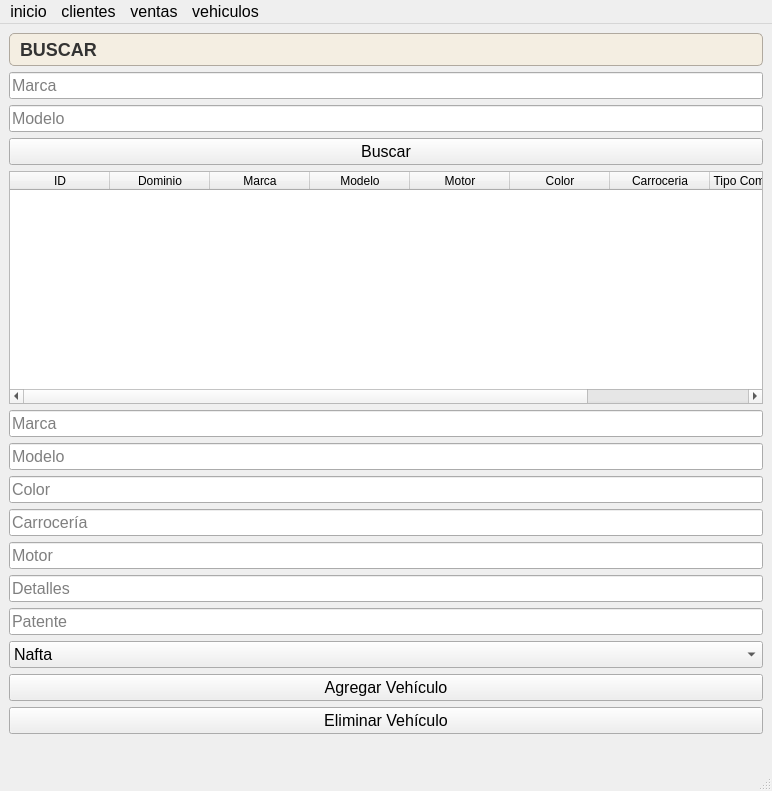
Above: src/gui/vehiculos.ui from GabrielTrejo1/Prueba before the change. Below: the same form after it.
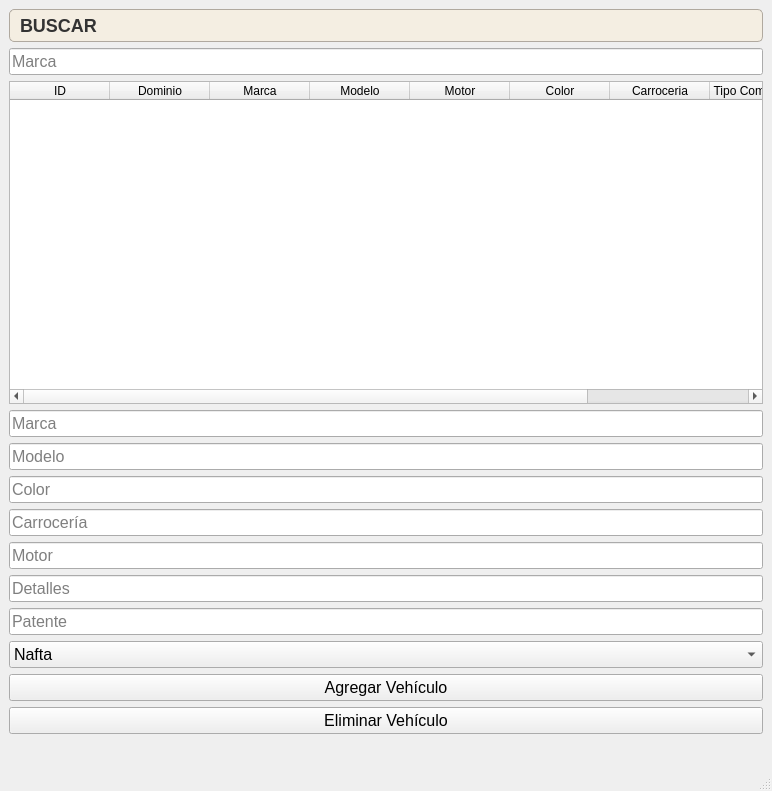
That is the form after the change.

What changed in the file:
```diff
--- a/src/gui/vehiculos.ui
+++ b/src/gui/vehiculos.ui
@@ -97,20 +97,6 @@
       </property>
      </widget>
     </item>
-    <item>
-     <widget class="QLineEdit" name="txtModelo">
-      <property name="placeholderText">
-       <string>Modelo</string>
-      </property>
-     </widget>
-    </item>
-    <item>
-     <widget class="QPushButton" name="btnBuscar">
-      <property name="text">
-       <string>Buscar</string>
-      </property>
-     </widget>
-    </item>
     <item>
      <widget class="QTableWidget" name="tblVehiculos">
       <property name="columnCount">
@@ -270,40 +256,6 @@
     </item>
    </layout>
   </widget>
-  <widget class="QMenuBar" name="menubar">
-   <property name="geometry">
-    <rect>
-     <x>0</x>
-     <y>0</y>
-     <width>772</width>
-     <height>21</height>
-    </rect>
-   </property>
-   <widget class="QMenu" name="menuinicio">
-    <property name="title">
-     <string>inicio</string>
-    </property>
-   </widget>
-   <widget class="QMenu" name="menuclientes">
-    <property name="title">
-     <string>clientes</string>
-    </property>
-   </widget>
-   <widget class="QMenu" name="menuventas">
-    <property name="title">
-     <string>ventas</string>
-    </property>
-   </widget>
-   <widget class="QMenu" name="menuvehiculos">
-    <property name="title">
-     <string>vehiculos</string>
-    </property>
-   </widget>
-   <addaction name="menuinicio"/>
-   <addaction name="menuclientes"/>
-   <addaction name="menuventas"/>
-   <addaction name="menuvehiculos"/>
-  </widget>
   <widget class="QStatusBar" name="statusbar"/>
  </widget>
  <resources/>
```
Left out of the diff: 6 changed lines with no effect on the pictures.
